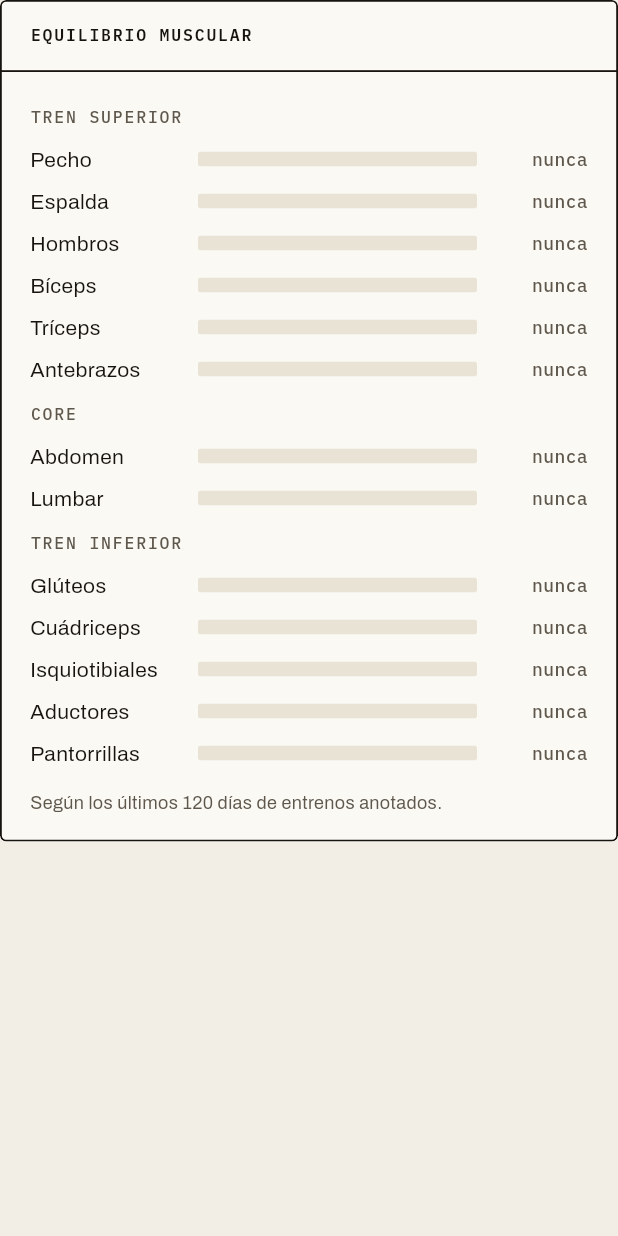
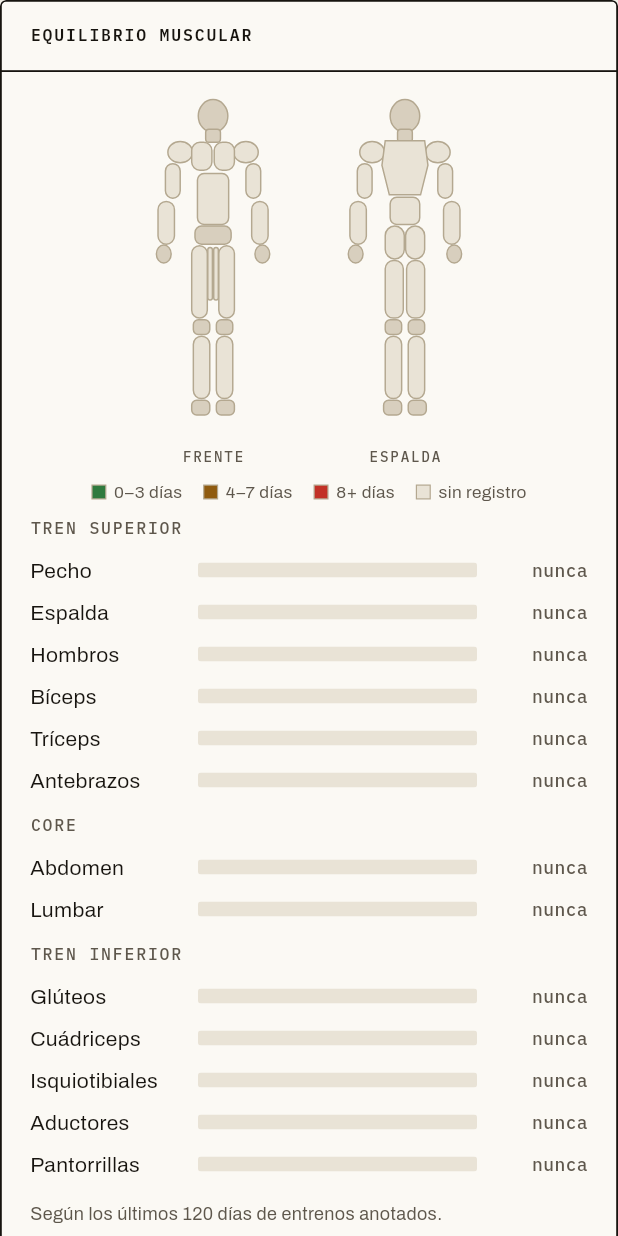
Before and after one commit to BriannCS/Workers-Gym, a Flutter app: the _Balance widget shown alone on an empty page, opened directly with empty values, on a phone screen of 412 x 824 dp. Run offline on Flutter 3.47's test engine with Material 3 defaults, Android fonts, the phone set to English and light mode, and no system bars; our stand-ins replace flutter_riverpod, go_router, image_picker, material_ui, pdf, printing and 2 more; accounts and stored records are empty.

Commit message:
Entrenos con dibujo del cuerpo; texto legible en botones marcados; 'Por vencer'
- Silueta 2D frente/espalda: se toca para marcar músculos, aparece en cada entreno y como mapa de calor en el equilibrio del cliente
- Chips marcados: el texto pasa a color papel (antes quedaba invisible sobre el fondo)
- Corrige la errata 'Po1r vencer'

```diff
--- a/lib/core/theme/app_theme.dart
+++ b/lib/core/theme/app_theme.dart
@@ -194,7 +194,14 @@ abstract final class AppTheme {
         selectedColor: AppColors.ink,
         secondarySelectedColor: AppColors.ink,
         side: const BorderSide(color: AppColors.borderStrong),
-        labelStyle: const TextStyle(fontFamily: bodyFont, fontSize: 13, fontWeight: FontWeight.w600, color: AppColors.text),
+        // El color cambia con el estado: tinta normal, papel cuando el chip
+        // está marcado (fondo de tinta). Sin esto el texto marcado no se ve.
+        labelStyle: TextStyle(
+          fontFamily: bodyFont,
+          fontSize: 13,
+          fontWeight: FontWeight.w600,
+          color: WidgetStateColor.resolveWith((s) => s.contains(WidgetState.selected) ? AppColors.surface : AppColors.text),
+        ),
         secondaryLabelStyle: const TextStyle(fontFamily: bodyFont, fontSize: 13, fontWeight: FontWeight.w600, color: AppColors.surface),
         checkmarkColor: AppColors.surface,
         shape: square,
--- a/lib/domain/models.dart
+++ b/lib/domain/models.dart
@@ -13,7 +13,7 @@ DateTime dateOnly(DateTime d) => DateTime.utc(d.year, d.month, d.day);
 
 enum MembershipStatus {
   active('Al día'),
-  expiringSoon('Po1r vencer'),
+  expiringSoon('Por vencer'),
   expired('Vencido'),
   none('Sin plan'),
   /// Marcado a mano por recepción (dejó de venir). No cuenta en los avisos de
--- /dev/null
+++ b/lib/features/workouts/body_map.dart
@@ -0,0 +1,149 @@
+// Hecho por Briann$ - Workers Corp.
+// Silueta 2D (frente y espalda) con los músculos coloreados. Si se pasa
+// [onTap], tocar un músculo lo marca o desmarca.
+import 'package:material_ui/material_ui.dart';
+
+import '../../core/theme/app_theme.dart';
+import '../../domain/workouts.dart';
+
+class BodyMap extends StatelessWidget {
+  const BodyMap({super.key, required this.colors, this.onTap, this.height = 240, this.showLabels = true});
+
+  /// Color de cada parte trabajada; las que no están se pintan neutras.
+  final Map<BodyPart, Color> colors;
+  final ValueChanged<BodyPart>? onTap;
+  final double height;
+  final bool showLabels;
+
+  /// Mismo color para todas las partes dadas ("cuerpo completo" = todas).
+  static Map<BodyPart, Color> highlight(Iterable<BodyPart> parts, Color color) {
+    final set = parts.contains(BodyPart.cuerpoCompleto) ? BodyPart.specific : parts;
+    return {for (final p in set) p: color};
+  }
+
+  static const _w = 100.0, _h = 210.0;
+
+  @override
+  Widget build(BuildContext context) {
+    final viewW = height * _w / _h;
+    Widget view(bool back, String label) {
+      final painter = _BodyPainter(back: back, colors: colors);
+      final canvas = SizedBox(
+        width: viewW,
+        height: height,
+        child: CustomPaint(painter: painter),
+      );
+      return Column(
+        mainAxisSize: MainAxisSize.min,
+        children: [
+          onTap == null
+              ? canvas
+              : MouseRegion(
+                  cursor: SystemMouseCursors.click,
+                  child: GestureDetector(
+                    behavior: HitTestBehavior.opaque,
+                    onTapUp: (d) {
+                      final p = painter.partAt(d.localPosition, Size(viewW, height));
+                      if (p != null) onTap!(p);
+                    },
+                    child: canvas,
+                  ),
+                ),
+          if (showLabels) ...[const SizedBox(height: 6), Text(label, style: AppText.label.copyWith(fontSize: 9.5))],
+        ],
+      );
+    }
+
+    return Row(mainAxisSize: MainAxisSize.min, spacing: height * .08, children: [view(false, 'FRENTE'), view(true, 'ESPALDA')]);
+  }
+}
+
+class _BodyPainter extends CustomPainter {
+  _BodyPainter({required this.back, required this.colors});
+
+  final bool back;
+  final Map<BodyPart, Color> colors;
+
+  static RRect _r(double l, double t, double r, double b, [double rad = 4]) => RRect.fromLTRBR(l, t, r, b, Radius.circular(rad));
+
+  static Path _rr(double l, double t, double r, double b, [double rad = 4]) => Path()..addRRect(_r(l, t, r, b, rad));
+  static Path _ov(double cx, double cy, double w, double h) =>
+      Path()..addOval(Rect.fromCenter(center: Offset(cx, cy), width: w, height: h));
+
+  /// Partes del cuerpo en coordenadas 100 × 210, en orden de dibujo (la
+  /// última gana al tocar). null = piel/articulaciones, no se marcan.
+  List<(BodyPart?, Path)> get _shapes {
+    final both = <(BodyPart?, Path)>[
+      (null, _ov(50, 14, 18, 20)), // cabeza
+      (null, _rr(45.5, 22, 54.5, 30, 2)), // cuello
+      (null, _ov(20, 98, 9, 11)), (null, _ov(80, 98, 9, 11)), // manos
+      (null, _rr(38, 138, 48, 147, 3)), (null, _rr(52, 138, 62, 147, 3)), // rodillas
+      (null, _rr(37, 187, 48, 196, 3)), (null, _rr(52, 187, 63, 196, 3)), // pies
+      (BodyPart.hombros, _ov(30, 36, 15, 13)), (BodyPart.hombros, _ov(70, 36, 15, 13)),
+      (BodyPart.antebrazos, _rr(16.5, 66, 26.5, 92, 5)), (BodyPart.antebrazos, _rr(73.5, 66, 83.5, 92, 5)),
+      (BodyPart.pantorrillas, _rr(38, 148, 48, 186, 5)), (BodyPart.pantorrillas, _rr(52, 148, 62, 186, 5)),
+    ];
+    if (!back) {
+      return [
+        ...both,
+        (BodyPart.pecho, _rr(37, 30, 49.3, 47, 5)), (BodyPart.pecho, _rr(50.7, 30, 63, 47, 5)),
+        (BodyPart.biceps, _rr(21, 43, 30, 64, 5)), (BodyPart.biceps, _rr(70, 43, 79, 64, 5)),
+        (BodyPart.abdomen, _rr(40.5, 49, 59.5, 80, 4)),
+        (null, _rr(39, 81, 61, 92, 4)), // cadera
+        (BodyPart.cuadriceps, _rr(37, 93, 46.5, 137, 5)), (BodyPart.cuadriceps, _rr(53.5, 93, 63, 137, 5)),
+        (BodyPart.aductores, _rr(46.8, 94, 49.6, 126, 2)), (BodyPart.aductores, _rr(50.4, 94, 53.2, 126, 2)),
+      ];
+    }
+    final backPath = Path()
+      ..moveTo(38, 29)
+      ..lineTo(62, 29)
+      ..lineTo(64, 44)
+      ..lineTo(59.5, 62)
+      ..lineTo(40.5, 62)
+      ..lineTo(36, 44)
+      ..close();
+    return [
+      ...both,
+      (BodyPart.espalda, backPath),
+      (BodyPart.triceps, _rr(21, 43, 30, 64, 5)),
+      (BodyPart.triceps, _rr(70, 43, 79, 64, 5)),
+      (BodyPart.lumbar, _rr(41, 63.5, 59, 80, 4)),
+      (BodyPart.gluteos, _rr(38, 81, 49.6, 101, 7)),
+      (BodyPart.gluteos, _rr(50.4, 81, 62, 101, 7)),
+      (BodyPart.isquios, _rr(38, 102, 49, 137, 5)),
+      (BodyPart.isquios, _rr(51, 102, 62, 137, 5)),
+    ];
+  }
+
+  double _scale(Size s) => s.height / BodyMap._h;
+
+  BodyPart? partAt(Offset pos, Size size) {
+    final k = _scale(size);
+    final p = Offset(pos.dx / k, pos.dy / k);
+    for (final (part, path) in _shapes.reversed) {
+      if (part != null && path.contains(p)) return part;
+    }
+    return null;
+  }
+
+  @override
+  void paint(Canvas canvas, Size size) {
+    canvas.scale(_scale(size));
+    final skin = Paint()..color = AppColors.border;
+    final muscle = Paint()..color = AppColors.raised;
+    final line = Paint()
+      ..style = PaintingStyle.stroke
+      ..strokeWidth = .9
+      ..color = AppColors.borderStrong;
+    for (final (part, path) in _shapes) {
+      final fill = part == null ? skin : (colors[part] != null ? (Paint()..color = colors[part]!) : muscle);
+      canvas.drawPath(path, fill);
+      canvas.drawPath(path, line);
+    }
+  }
+
+  @override
+  bool shouldRepaint(_BodyPainter old) => old.back != back || !_same(old.colors, colors);
+
+  static bool _same(Map<BodyPart, Color> a, Map<BodyPart, Color> b) => a.length == b.length && a.entries.every((e) => b[e.key] == e.value);
+}
--- a/lib/features/workouts/workouts_screen.dart
+++ b/lib/features/workouts/workouts_screen.dart
@@ -13,6 +13,7 @@ import '../../data/gym_repository.dart';
 import '../../domain/models.dart';
 import '../../domain/staff.dart';
 import '../../domain/workouts.dart';
+import 'body_map.dart';
 
 class WorkoutsScreen extends ConsumerStatefulWidget {
   const WorkoutsScreen({super.key});
@@ -236,6 +237,11 @@ class _WorkoutTile extends ConsumerWidget {
                 ],
               ),
             ),
+            if (log.bodyParts.isNotEmpty)
+              Padding(
+                padding: const EdgeInsets.only(left: 8),
+                child: BodyMap(height: 84, showLabels: false, colors: BodyMap.highlight(log.bodyParts, AppColors.plateBlue)),
+              ),
             if (log.effort != null) Padding(padding: const EdgeInsets.only(top: 4, left: 8), child: _EffortDots(log.effort!)),
             if (canEdit)
               IconButton(
@@ -367,6 +373,26 @@ class _Balance extends StatelessWidget {
           child: Column(
             crossAxisAlignment: CrossAxisAlignment.stretch,
             children: [
+              Center(
+                child: BodyMap(
+                  height: 230,
+                  colors: {
+                    for (final MapEntry(key: p, value: d) in since.entries)
+                      if (d != null) p: _daysColor(d),
+                  },
+                ),
+              ),
+              const SizedBox(height: 8),
+              Wrap(
+                alignment: WrapAlignment.center,
+                spacing: 14,
+                children: [
+                  _Legend(AppColors.success, '0–3 días'),
+                  _Legend(AppColors.warning, '4–7 días'),
+                  _Legend(AppColors.danger, '8+ días'),
+                  _Legend(AppColors.raised, 'sin registro'),
+                ],
+              ),
               for (final zone in [BodyZone.upper, BodyZone.core, BodyZone.lower]) ...[
                 Padding(
                   padding: const EdgeInsets.only(top: 8, bottom: 6),
@@ -393,13 +419,7 @@ class _BalanceRow extends StatelessWidget {
   @override
   Widget build(BuildContext context) {
     final d = days;
-    final color = d == null
-        ? AppColors.borderStrong
-        : d <= 3
-        ? AppColors.success
-        : d <= 7
-        ? AppColors.warning
-        : AppColors.danger;
+    final color = d == null ? AppColors.borderStrong : _daysColor(d);
     // Barra llena = recién trabajado; se vacía en 14 días.
     final fill = d == null ? 0.0 : (1 - d / 14).clamp(.06, 1.0);
     final label = d == null ? 'nunca' : (d == 0 ? 'hoy' : (d == 1 ? 'ayer' : 'hace $d d'));
@@ -635,6 +655,20 @@ class _WorkoutFormState extends ConsumerState<_WorkoutForm> {
             },
           ),
           section('Partes del cuerpo'),
+          Center(
+            child: Padding(
+              padding: const EdgeInsets.only(bottom: 4),
+              child: BodyMap(
+                height: 220,
+                colors: BodyMap.highlight(_parts, AppColors.plateBlue),
+                onTap: (p) => setState(() => _parts.contains(p) ? _parts.remove(p) : _parts.add(p)),
+              ),
+            ),
+          ),
+          Padding(
+            padding: const EdgeInsets.only(bottom: 10),
+            child: Text('Toca el dibujo o elige abajo', textAlign: TextAlign.center, style: AppText.muted.copyWith(fontSize: 12)),
+          ),
           for (final zone in BodyZone.values) ...[
             Padding(
               padding: const EdgeInsets.only(bottom: 6, top: 2),
@@ -712,3 +746,29 @@ class _WorkoutFormState extends ConsumerState<_WorkoutForm> {
     );
   }
 }
+
+Color _daysColor(int d) => d <= 3 ? AppColors.success : (d <= 7 ? AppColors.warning : AppColors.danger);
+
+class _Legend extends StatelessWidget {
+  const _Legend(this.color, this.text);
+
+  final Color color;
+  final String text;
+
+  @override
+  Widget build(BuildContext context) => Row(
+    mainAxisSize: MainAxisSize.min,
+    children: [
+      Container(
+        width: 10,
+        height: 10,
+        decoration: BoxDecoration(
+          color: color,
+          border: Border.all(color: AppColors.borderStrong, width: .8),
+        ),
+      ),
+      const SizedBox(width: 5),
+      Text(text, style: AppText.muted.copyWith(fontSize: 11.5)),
+    ],
+  );
+}
```
